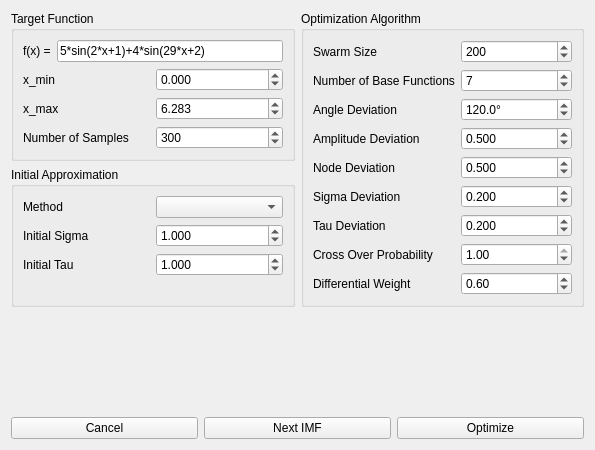
Qt form gui_main_window.ui (ralphtandetzky/decompose_imf) before a commit.
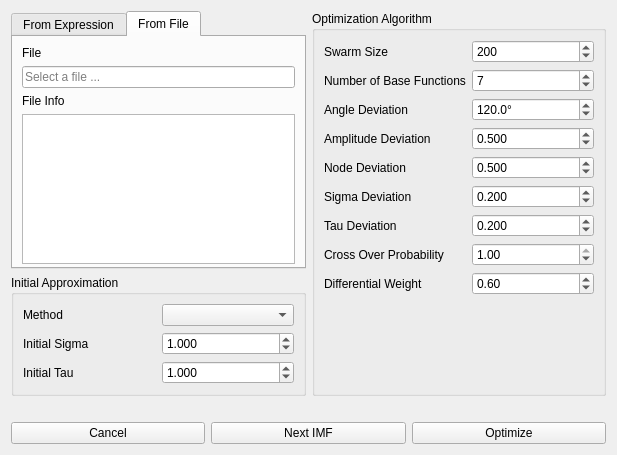
The same form after that commit. The open tabs and pages were chosen to show the change.

Commit message: New gui elements: Tab widget for loading samples from file.

Patch:
```diff
--- a/gui_main_window.ui
+++ b/gui_main_window.ui
@@ -6,8 +6,8 @@
    <rect>
     <x>0</x>
     <y>0</y>
-    <width>595</width>
-    <height>450</height>
+    <width>617</width>
+    <height>455</height>
    </rect>
   </property>
   <property name="windowTitle">
@@ -19,6 +19,19 @@
      <item>
       <layout class="QVBoxLayout" name="verticalLayout_2">
        <item>
+        <widget class="QTabWidget" name="tabWidget">
+         <property name="currentIndex">
+          <number>0</number>
+         </property>
+         <widget class="QWidget" name="tab">
+          <attribute name="title">
+           <string>From Expression</string>
+          </attribute>
+          <layout class="QVBoxLayout" name="verticalLayout_3">
+           <property name="bottomMargin">
+            <number>3</number>
+           </property>
+           <item>
         <widget class="QGroupBox" name="groupBox">
          <property name="title">
           <string>Target Function</string>
@@ -118,6 +131,82 @@
            </layout>
           </item>
          </layout>
+            </widget>
+           </item>
+           <item>
+            <spacer name="verticalSpacer_6">
+             <property name="orientation">
+              <enum>Qt::Vertical</enum>
+             </property>
+             <property name="sizeHint" stdset="0">
+              <size>
+               <width>20</width>
+               <height>5</height>
+              </size>
+             </property>
+            </spacer>
+           </item>
+          </layout>
+         </widget>
+         <widget class="QWidget" name="tab_2">
+          <attribute name="title">
+           <string>From File</string>
+          </attribute>
+          <layout class="QVBoxLayout" name="verticalLayout_4">
+           <property name="bottomMargin">
+            <number>3</number>
+           </property>
+           <item>
+            <widget class="QLabel" name="label_17">
+             <property name="text">
+              <string>File</string>
+             </property>
+             <property name="buddy">
+              <cstring>samplesFileLineEdit</cstring>
+             </property>
+            </widget>
+           </item>
+           <item>
+            <widget class="QLineEdit" name="samplesFileLineEdit">
+             <property name="text">
+              <string/>
+             </property>
+             <property name="readOnly">
+              <bool>true</bool>
+             </property>
+             <property name="placeholderText">
+              <string>Select a file ...</string>
+             </property>
+            </widget>
+           </item>
+           <item>
+            <widget class="QLabel" name="label_18">
+             <property name="text">
+              <string>File Info</string>
+             </property>
+             <property name="buddy">
+              <cstring>fileInfoTextBrowser</cstring>
+             </property>
+            </widget>
+           </item>
+           <item>
+            <widget class="QTextBrowser" name="fileInfoTextBrowser"/>
+           </item>
+           <item>
+            <spacer name="verticalSpacer_7">
+             <property name="orientation">
+              <enum>Qt::Vertical</enum>
+             </property>
+             <property name="sizeHint" stdset="0">
+              <size>
+               <width>20</width>
+               <height>5</height>
+              </size>
+             </property>
+            </spacer>
+           </item>
+          </layout>
+         </widget>
         </widget>
        </item>
        <item>
```
Lines whose indentation alone changed are shown as unchanged.
